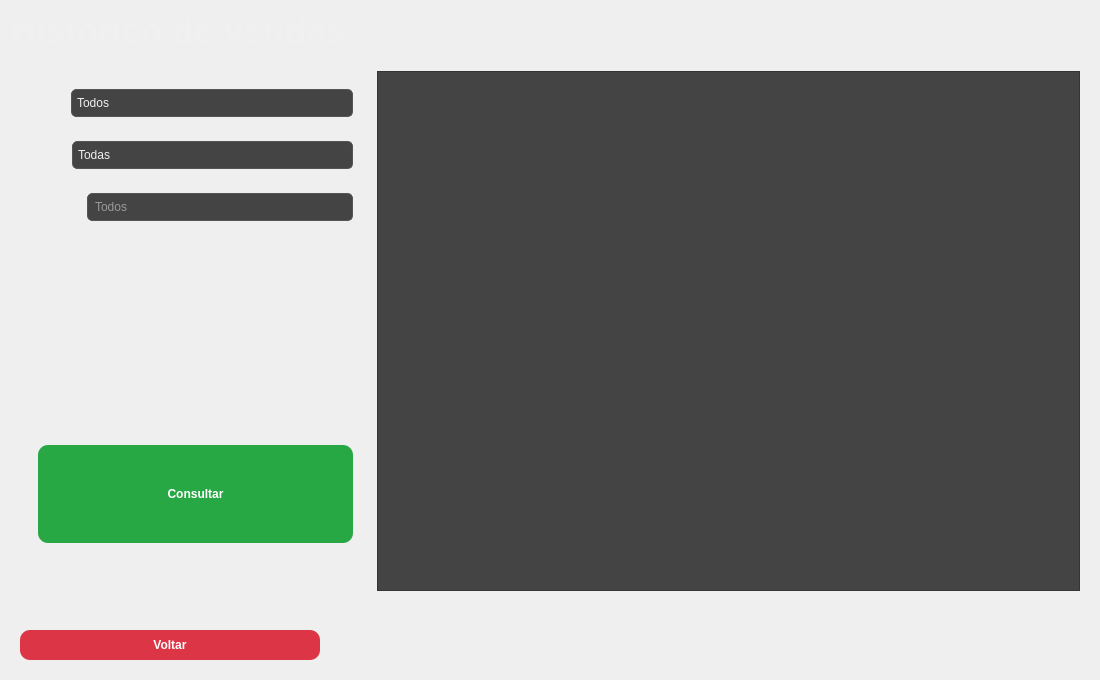
First picture: the form in telaconsultaestoque.ui, repository EduardoHaagP/ProjetoPOO, before the edit.
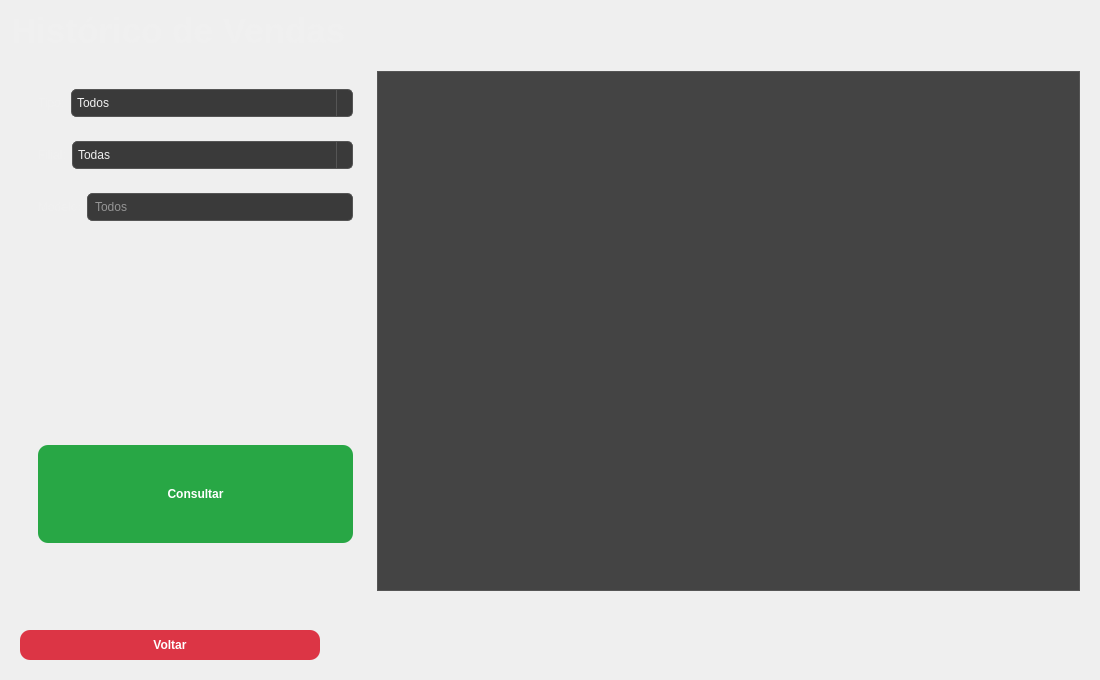
Second picture: the form after the edit.

Commit message: agora de verdade verdadeira

```diff
--- a/telaconsultaestoque.ui
+++ b/telaconsultaestoque.ui
@@ -14,25 +14,31 @@
    <string>Dialog</string>
   </property>
   <property name="styleSheet">
-   <string notr="true">/* === FUNDO DAS TELAS === */
+   <string notr="true">/* === FUNDO DA TELA E SEÇÕES === */
 QDialog[objectName=&quot;TelaConsultaEstoque&quot;] {
-    background-color: #252525;
+    background-color: #252525; /* Fundo secundário (mais claro) */
+}
+
+/* Aplica o fundo dos frames internos, onde ficam os filtros (widget, widget_3, etc.) */
+QWidget#widget, QWidget#widget_2, QWidget#widget_3, QWidget#widget_4, QWidget#widget_5, QWidget#widget_6 {
+    background-color: transparent; /* Usa o fundo da tela ou do QDialog principal */
 }
 
 /* === TEXTOS (LABELS) === */
 QLabel {
-    color: #F0F0F0; /* Texto claro (quase branco) */
+    color: #F0F0F0;
+    background-color: transparent;
 }
-/* Título principal da tela */
+/* Título principal */
 QLabel[objectName=&quot;txt&quot;] {
     font-size: 26pt;
     font-weight: bold;
 }
 
-/* === CAIXAS DE INPUT E SELEÇÃO (QLineEdit, QComboBox) === */
+/* === INPUTS &amp; COMBOBOX (Ativos - Visual Muted) === */
 QLineEdit, QComboBox {
-    background-color: #444444; /* Fundo do input */
-    color: #F0F0F0;           /* Texto do input */
+    background-color: #3A3A3A; /* Fundo cinza muted para o input */
+    color: #F0F0F0;
     border: 1px solid #555555;
     border-radius: 5px;
     padding: 5px;
@@ -40,42 +46,49 @@
 QLineEdit:focus, QComboBox:focus {
     border: 1px solid #E67E22; /* Laranja ao focar */
 }
-QComboBox::drop-down { border: none; }
+QComboBox::drop-down {
+    border-left: 1px solid #555555;
+    width: 15px;
+}
 
-/* === TABELAS === */
+/* 🟢 CORREÇÃO CRÍTICA: VISIBILIDADE DO TEXTO NA LISTA DROP-DOWN */
+QComboBox QAbstractItemView {
+    background-color: #444444; /* Fundo escuro para a lista flutuante */
+    color: #F0F0F0;           /* Texto claro e legível */
+    selection-background-color: #E67E22; /* Laranja para o item selecionado */
+    selection-color: white;             /* Texto branco no item selecionado */
+    border: 1px solid #555555;
+}
+
+/* === TABELA === */
 QTableWidget {
     background-color: #444444;
     color: #F0F0F0;
     gridline-color: #555555;
-    alternate-background-color: #3A3A3A; /* Cor para linhas alternadas */
+    alternate-background-color: #3A3A3A;
+    border: 1px solid #555555;
 }
 QHeaderView::section {
-    background-color: #555555; /* Fundo do cabeçalho */
+    background-color: #555555;
     color: white;
     padding: 4px;
     border: 1px solid #333333;
 }
 
-/* === 1. BOTAO DE ACAO (VERMELHO) === */
-/* Usado para &quot;Voltar&quot; */
+/* === BOTÃO DE AÇÃO PRINCIPAL (Consultar - VERDE) === */
+QPushButton#botCadastrar { /* Este é o botão &quot;Consultar&quot; */
+    background-color: #28A745;
+    color: white;
+    border-radius: 10px;
+    padding: 8px;
+    font-weight: bold;
+    border: none;
+}
+QPushButton#botCadastrar:hover { background-color: #218838; }
+
+/* === BOTÃO DE NAVEGAÇÃO (Voltar - VERMELHO) === */
 QPushButton#botVoltar {
-    background-color: #DC3545; /* Vermelho &quot;perigo&quot; */
-    color: white;
-    border-radius: 10px; /* Bordas arredondadas */
-    padding: 8px;
-    font-weight: bold;
-}
-QPushButton#botVoltar:hover {
-    background-color: #C82333;
-}
-QPushButton#botVoltar:pressed {
-    background-color: #A71D2A;
-}
-
-/* === 2. BOTAO DE CONFIRMACAO (VERDE) === */
-/* Usado para &quot;Consultar&quot; (botCadastrar no .ui) */
-QPushButton#botCadastrar {
-    background-color: #28A745; /* Verde &quot;sucesso&quot; */
+    background-color: #DC3545;
     color: white;
     border-radius: 10px;
     padding: 8px;
```
Left out of the diff: 9 changed lines with no effect on the pictures. The commit also changes 1 other file.
